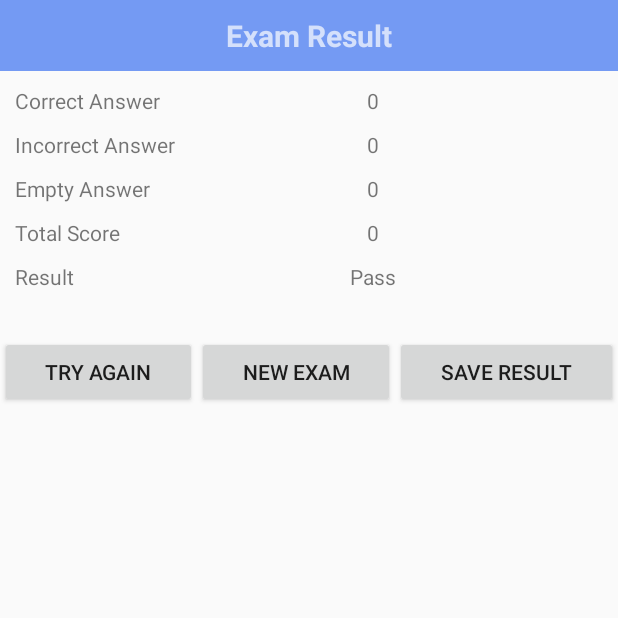
After one commit to Frankvnese2201/DrivingTest, an Android app: the ResultActivity screen opened directly, with no data from a screen before it, on a phone screen of 412 x 824 dp, the top half of it. The commit adds this screen. Run offline under Robolectric (Android 15) with nearby library versions, the phone set to English and light mode, and no system bars; 1 statement that could not run was skipped.

Commit message:
Last Update

```diff
--- a/app/src/main/AndroidManifest.xml
+++ b/app/src/main/AndroidManifest.xml
@@ -9,12 +9,12 @@
         android:roundIcon="@mipmap/ic_launcher_round"
         android:supportsRtl="true"
         android:theme="@style/Theme.AppCompat.Light.NoActionBar">
-        <activity android:name=".slide.ScreenSlideActivity"></activity>
+        <activity android:name=".slide.ResultActivity"></activity>
+        <activity android:name=".slide.ScreenSlideActivity" />
         <activity
             android:name=".MainActivity"
             android:label="@string/app_name"
             android:theme="@style/Theme.DrivingTest.NoActionBar">
-
             <intent-filter>
                 <action android:name="android.intent.action.MAIN" />
 
--- a/app/src/main/java/com/example/drivingtest/question/Question.java
+++ b/app/src/main/java/com/example/drivingtest/question/Question.java
@@ -1,6 +1,8 @@
 package com.example.drivingtest.question;
 
-public class Question {
+import java.io.Serializable;
+
+public class Question implements Serializable {
     private int _id;
     private String Question;
     private String Answer1;
--- /dev/null
+++ b/app/src/main/java/com/example/drivingtest/slide/ResultActivity.java
@@ -0,0 +1,89 @@
+package com.example.drivingtest.slide;
+
+import android.content.DialogInterface;
+import android.content.Intent;
+import android.support.v7.app.AlertDialog;
+import android.support.v7.app.AppCompatActivity;
+import android.os.Bundle;
+import android.view.View;
+import android.widget.Button;
+import android.widget.TextView;
+
+import com.example.drivingtest.R;
+import com.example.drivingtest.question.Question;
+
+import java.util.ArrayList;
+
+public class ResultActivity extends AppCompatActivity {
+    ArrayList<Question> arr_QuesBegin= new ArrayList<Question>();
+    int correctAns=0, wrongAns=0, noneAns=0, totalScore=0;
+
+    TextView tvTrueAns,tvWrongAns,tvNoneAns,tvTotalScore;
+    Button btnAgain,btnExit;
+
+
+
+    @Override
+    protected void onCreate(Bundle savedInstanceState) {
+        super.onCreate(savedInstanceState);
+        setContentView(R.layout.activity_result);
+        Intent intent=getIntent();
+        arr_QuesBegin= (ArrayList<Question>) intent.getExtras().getSerializable("arr_Ques");
+        begin();
+        checkResult();
+        tvTrueAns.setText(""+correctAns);
+        tvWrongAns.setText(""+wrongAns);
+        tvNoneAns.setText(""+noneAns);
+        tvTotalScore.setText(""+totalScore);
+
+        btnExit.setOnClickListener(new View.OnClickListener() {
+            @Override
+            public void onClick(View v) {
+                AlertDialog.Builder builder =new AlertDialog.Builder(ResultActivity.this);
+                builder.setIcon(R.drawable.exit);
+                builder.setTitle("System Message");
+                builder.setMessage("Do You Want To Exit?");
+                builder.setPositiveButton("Yes", new DialogInterface.OnClickListener() {
+                    @Override
+                    public void onClick(DialogInterface dialog, int which) {
+                        finish();
+                    }
+                });
+                builder.setNegativeButton("No", new DialogInterface.OnClickListener() {
+                    @Override
+                    public void onClick(DialogInterface dialog, int which) {
+
+                    }
+                });
+                builder.show();
+            }
+        });
+
+    }
+
+    public  void begin()
+    {
+        tvWrongAns =(TextView) findViewById(R.id.tvWrongAns);
+        tvTrueAns =(TextView) findViewById(R.id.tvTrueAns);
+        tvNoneAns =(TextView) findViewById(R.id.tvNoneAns);
+        tvTotalScore=(TextView) findViewById(R.id.tvTotalScore);
+        btnAgain =(Button) findViewById(R.id.btnAgain);
+        btnExit =(Button) findViewById(R.id.btnExit);
+
+    }
+    //Check Result
+    public  void checkResult()
+    {
+        for(int i=0;i<arr_QuesBegin.size();i++)
+        {
+            if(arr_QuesBegin.get(i).getUserAnswer().equals("")==true)
+            {
+                noneAns++;
+            } else if (arr_QuesBegin.get(i).getResult().equals(arr_QuesBegin.get(i).getUserAnswer())==true)
+            {
+                correctAns++;
+            }else wrongAns++;
+        }
+        totalScore=correctAns*10;
+    }
+}
--- a/app/src/main/java/com/example/drivingtest/slide/ScreenSlidePageFragment.java
+++ b/app/src/main/java/com/example/drivingtest/slide/ScreenSlidePageFragment.java
@@ -37,6 +37,7 @@ public class ScreenSlidePageFragment extends Fragment {
         //Attach Question with viewPaper e.x: question 1 attached to slide 1
         arr_Quest=new ArrayList<Question>();
         ScreenSlideActivity slideActivity = (ScreenSlideActivity) getActivity();
+        assert slideActivity != null;
         arr_Quest= slideActivity.getData(); //get data to array question
 
         mPageNumber= getArguments().getInt("page"); //get position
@@ -96,7 +97,6 @@ public class ScreenSlidePageFragment extends Fragment {
             public void onCheckedChanged(RadioGroup group, int checkedId) {
                 getItem(mPageNumber).choiceID = checkedId;
                 getItem(mPageNumber).setUserAnswer(getChoiceFromID(checkedId));
-                 //Toast.makeText(getActivity(),"This is answer "+ checkedId, Toast.LENGTH_SHORT).show();
 
             }
         });
--- /dev/null
+++ b/app/src/main/res/layout/activity_result.xml
@@ -0,0 +1,160 @@
+<?xml version="1.0" encoding="utf-8"?>
+<LinearLayout xmlns:android="http://schemas.android.com/apk/res/android"
+    xmlns:app="http://schemas.android.com/apk/res-auto"
+    xmlns:tools="http://schemas.android.com/tools"
+    android:layout_width="match_parent"
+    android:layout_height="match_parent"
+    android:orientation="vertical"
+    tools:context=".slide.ResultActivity">
+
+    <TextView
+        android:id="@+id/textView"
+        android:layout_width="match_parent"
+        android:layout_height="wrap_content"
+        android:background="#cc5383f2"
+        android:gravity="center"
+        android:padding="10dp"
+        android:text="Exam Result"
+        android:textColor="#B0FFFFFF"
+        android:textSize="20sp"
+        android:textStyle="bold" />
+
+    <LinearLayout
+        android:layout_width="match_parent"
+        android:layout_height="wrap_content"
+        android:layout_marginTop="10dp"
+        android:orientation="horizontal"
+        android:paddingLeft="10dp">
+
+        <TextView
+
+            android:layout_width="75dp"
+            android:layout_height="wrap_content"
+            android:layout_weight="1"
+            android:text="Correct Answer" />
+
+        <TextView
+            android:id="@+id/tvTrueAns"
+            android:layout_width="wrap_content"
+            android:layout_height="wrap_content"
+            android:layout_weight="1"
+            android:text="3" />
+    </LinearLayout>
+
+    <LinearLayout
+        android:layout_width="match_parent"
+        android:layout_height="wrap_content"
+        android:layout_marginTop="10dp"
+        android:orientation="horizontal"
+        android:paddingLeft="10dp">
+
+        <TextView
+
+            android:layout_width="75dp"
+            android:layout_height="wrap_content"
+            android:layout_weight="1"
+            android:text="Incorrect Answer" />
+
+        <TextView
+            android:id="@+id/tvWrongAns"
+            android:layout_width="wrap_content"
+            android:layout_height="wrap_content"
+            android:layout_weight="1"
+            android:text="3" />
+    </LinearLayout>
+
+    <LinearLayout
+        android:layout_width="match_parent"
+        android:layout_height="wrap_content"
+        android:layout_marginTop="10dp"
+        android:orientation="horizontal"
+        android:paddingLeft="10dp">
+
+        <TextView
+
+            android:layout_width="75dp"
+            android:layout_height="wrap_content"
+            android:layout_weight="1"
+            android:text="Empty Answer" />
+
+        <TextView
+            android:id="@+id/tvNoneAns"
+            android:layout_width="wrap_content"
+            android:layout_height="wrap_content"
+            android:layout_weight="1"
+            android:text="2" />
+    </LinearLayout>
+
+    <LinearLayout
+        android:layout_width="match_parent"
+        android:layout_height="wrap_content"
+        android:layout_marginTop="10dp"
+        android:orientation="horizontal"
+        android:paddingLeft="10dp">
+
+        <TextView
+
+            android:layout_width="75dp"
+            android:layout_height="wrap_content"
+            android:layout_weight="1"
+            android:text="Total Score" />
+
+        <TextView
+            android:id="@+id/tvTotalScore"
+            android:layout_width="wrap_content"
+            android:layout_height="wrap_content"
+            android:layout_weight="1"
+            android:text="5" />
+    </LinearLayout>
+
+    <LinearLayout
+        android:layout_width="match_parent"
+        android:layout_height="wrap_content"
+        android:layout_marginTop="10dp"
+        android:orientation="horizontal"
+        android:paddingLeft="10dp">
+
+        <TextView
+
+            android:layout_width="75dp"
+            android:layout_height="wrap_content"
+            android:layout_weight="1"
+            android:text="Result" />
+
+        <TextView
+            android:id="@+id/tvFinalResult"
+            android:layout_width="wrap_content"
+            android:layout_height="wrap_content"
+            android:layout_weight="1"
+            android:text="Pass" />
+    </LinearLayout>
+
+    <LinearLayout
+        android:layout_width="match_parent"
+        android:layout_height="wrap_content"
+        android:layout_marginTop="30dp"
+        android:orientation="horizontal">
+
+        <Button
+            android:id="@+id/btnAgain"
+            android:layout_width="wrap_content"
+            android:layout_height="wrap_content"
+            android:layout_weight="1"
+            android:text="Try Again" />
+
+        <Button
+            android:id="@+id/btnExit"
+            android:layout_width="wrap_content"
+            android:layout_height="wrap_content"
+            android:layout_weight="1"
+            android:text="New Exam" />
+
+        <Button
+            android:id="@+id/btnSaveScore"
+            android:layout_width="wrap_content"
+            android:layout_height="wrap_content"
+            android:layout_weight="1"
+            android:text="Save Result" />
+    </LinearLayout>
+
+</LinearLayout>
```
Also changed, not shown: app/src/main/java/com/example/drivingtest/slide/ScreenSlideActivity.java (+16 -10 lines), app/src/main/res/layout/app_bar_main.xml (+7 -10 lines), app/src/main/res/layout/content_main.xml (+4 -8 lines), app/src/main/res/layout/item_gridview_list_answer.xml (+9 -1 lines), app/src/main/res/layout/nav_header_main.xml (+2 -15 lines).
